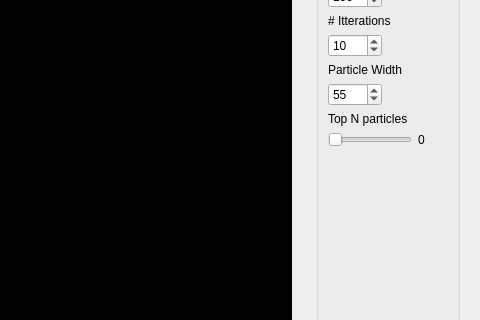
First picture: the form in forms/pfwidget.ui, repository Boazrciasn/RDFramework, before the edit; both pictures show x 403 to 883 and y 84 to 404 of the 883 by 640 pixel window.
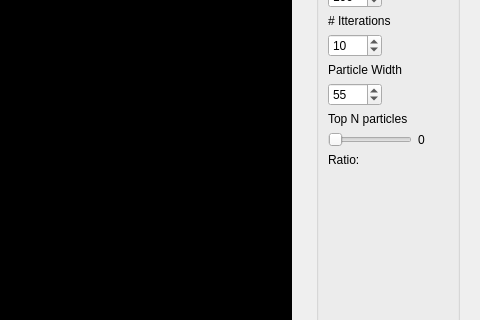
Second picture: the form after the edit.

```diff
--- a/forms/pfwidget.ui
+++ b/forms/pfwidget.ui
@@ -214,6 +214,20 @@
            </property>
           </widget>
          </item>
+         <item row="8" column="0">
+          <widget class="QLabel" name="label_2">
+           <property name="text">
+            <string>Ratio: </string>
+           </property>
+          </widget>
+         </item>
+         <item row="8" column="1">
+          <widget class="QLabel" name="top_n_ratio_label">
+           <property name="text">
+            <string/>
+           </property>
+          </widget>
+         </item>
         </layout>
        </widget>
       </item>
```
Left out of the diff: 2 changed lines with no effect on the pictures.
